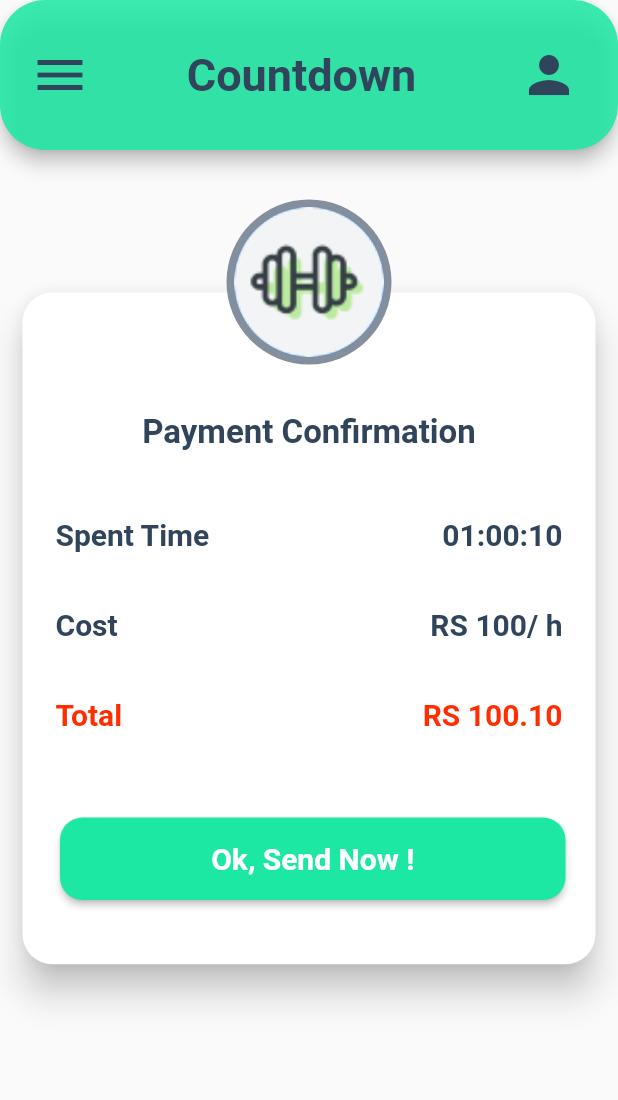
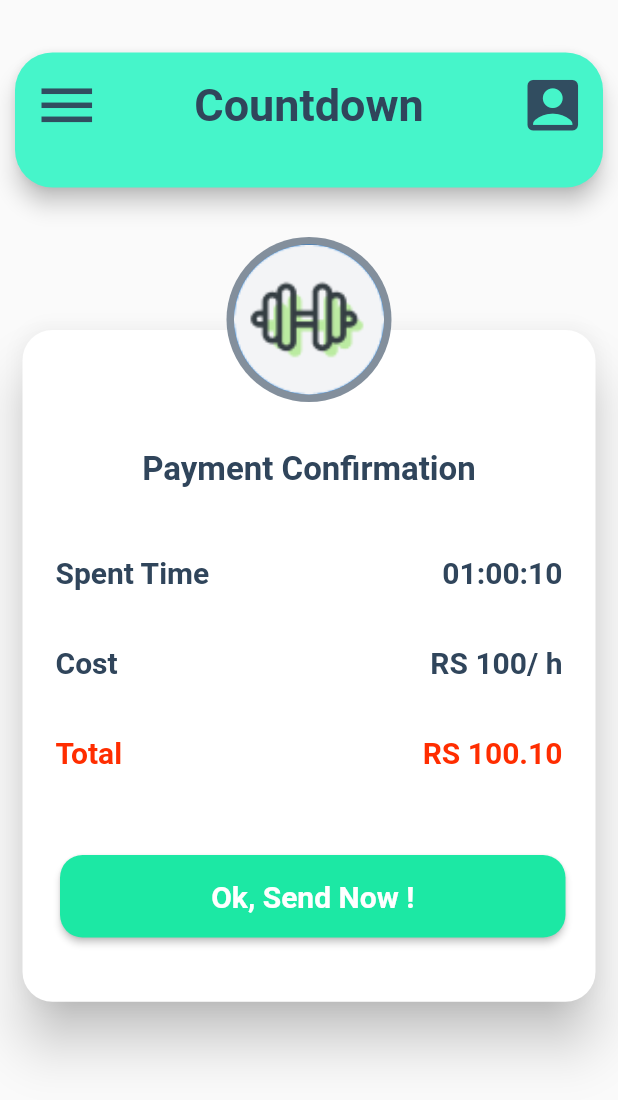
Before and after one commit to HMAHD/unifit, a Flutter app: the CountGym screen opened directly, on a phone screen of 412 x 824 dp. Shown: the top 1100 px of the screen. Run offline on Flutter 3.47's test engine with Material 2 defaults, Android fonts, the phone set to English and light mode, and no system bars; our stand-ins replace hexcolor, logger; missing offline and left inert: nowa_runtime, qr_code_scanner; Roboto replaces fonts that are missing (Poppins).

Commit message:
Update countdown_gym.dart and add to custome Appbar

```diff
--- a/lib/pages/countdown_gym_payment.dart
+++ b/lib/pages/countdown_gym_payment.dart
@@ -1,6 +1,7 @@
 //tharusha
 import 'package:flutter/material.dart';
 import 'package:hexcolor/hexcolor.dart';
+import 'package:unifit/pages/user_profile.dart';
 
 class CountGym extends StatefulWidget {
   const CountGym({super.key});
@@ -15,61 +16,13 @@ class _CountGymState extends State<CountGym> {
     double width = MediaQuery.of(context).size.width;
     double height = MediaQuery.of(context).size.height;
     return Scaffold(
-      appBar: AppBar(
-        backgroundColor: const Color.fromARGB(220, 28, 232, 164),
-        toolbarHeight: 100,
-        elevation: 5,
-        shape: const RoundedRectangleBorder(
-          borderRadius: BorderRadius.only(
-            topLeft: Radius.circular(30),
-            topRight: Radius.circular(30),
-            bottomRight: Radius.circular(30),
-            bottomLeft: Radius.circular(30),
+      body: Column(
+        children: [
+          const SizedBox(
+            height: 35,
           ),
-        ),
-        leading: Padding(
-          padding: const EdgeInsets.all(20.0),
-          child: GestureDetector(
-            onTap: () {},
-            child: const Icon(
-              Icons.menu,
-              size: 40,
-              color: Color.fromRGBO(48, 69, 91, 1.000),
-            ),
-          ),
-        ),
-        title: const Center(
-          child: Text(
-            'Countdown',
-            style: TextStyle(
-              fontWeight: FontWeight.bold,
-              color: Color.fromRGBO(48, 69, 91, 1.000),
-              fontSize: 30,
-              fontFamily: 'Poppins',
-            ),
-          ),
-        ),
-        actions: [
-          Row(
-            children: [
-              Container(
-                height: 40,
-                width: 40,
-                alignment: Alignment.center,
-                child: const Icon(
-                  Icons.person,
-                  size: 40,
-                  color: Color.fromRGBO(48, 69, 91, 1.000),
-                ),
-              ),
-              const SizedBox(
-                width: 26,
-              ),
-            ],
-          )
-        ],
-      ),
-      body: Stack(
+          getCustomAppBar(context),
+          Stack(
             children: [
               Padding(
                 padding: const EdgeInsets.only(top: 85),
@@ -83,8 +36,9 @@ class _CountGymState extends State<CountGym> {
                             width: width,
                             child: Card(
                                 margin: const EdgeInsets.only(top: 10),
-                            elevation: 10,
-                            color: const Color.fromRGBO(255, 255, 255, 1.000),
+                                elevation: 15,
+                                color:
+                                    const Color.fromRGBO(255, 255, 255, 1.000),
                                 shape: RoundedRectangleBorder(
                                   borderRadius: BorderRadius.circular(20),
                                 ),
@@ -98,7 +52,8 @@ class _CountGymState extends State<CountGym> {
                                         'Payment Confirmation',
                                         style: TextStyle(
                                           fontWeight: FontWeight.bold,
-                                      color: Color.fromRGBO(48, 69, 91, 1.000),
+                                          color:
+                                              Color.fromRGBO(48, 69, 91, 1.000),
                                           fontSize: 22,
                                           fontFamily: 'Poppins',
                                         ),
@@ -112,7 +67,8 @@ class _CountGymState extends State<CountGym> {
                                       'Spent Time',
                                       style: TextStyle(
                                         fontWeight: FontWeight.bold,
-                                    color: Color.fromRGBO(48, 69, 91, 1.000),
+                                        color:
+                                            Color.fromRGBO(48, 69, 91, 1.000),
                                         fontSize: 20,
                                         fontFamily: 'Poppins',
                                       ),
@@ -125,7 +81,8 @@ class _CountGymState extends State<CountGym> {
                                       '01:00:10',
                                       style: TextStyle(
                                         fontWeight: FontWeight.bold,
-                                    color: Color.fromRGBO(48, 69, 91, 1.000),
+                                        color:
+                                            Color.fromRGBO(48, 69, 91, 1.000),
                                         fontSize: 20,
                                         fontFamily: 'Poppins',
                                       ),
@@ -138,7 +95,8 @@ class _CountGymState extends State<CountGym> {
                                       'Cost',
                                       style: TextStyle(
                                         fontWeight: FontWeight.bold,
-                                    color: Color.fromRGBO(48, 69, 91, 1.000),
+                                        color:
+                                            Color.fromRGBO(48, 69, 91, 1.000),
                                         fontSize: 20,
                                         fontFamily: 'Poppins',
                                       ),
@@ -151,7 +109,8 @@ class _CountGymState extends State<CountGym> {
                                       'RS 100/ h',
                                       style: TextStyle(
                                         fontWeight: FontWeight.bold,
-                                    color: Color.fromRGBO(48, 69, 91, 1.000),
+                                        color:
+                                            Color.fromRGBO(48, 69, 91, 1.000),
                                         fontSize: 20,
                                         fontFamily: 'Poppins',
                                       ),
@@ -196,7 +155,8 @@ class _CountGymState extends State<CountGym> {
                                           backgroundColor: const Color.fromRGBO(
                                               28, 232, 164, 1.000),
                                           shape: RoundedRectangleBorder(
-                                        borderRadius: BorderRadius.circular(15),
+                                            borderRadius:
+                                                BorderRadius.circular(15),
                                           ),
                                         ),
                                         child: Text(
@@ -233,6 +193,74 @@ class _CountGymState extends State<CountGym> {
               ),
             ],
           ),
+        ],
+      ),
     );
   }
 }
+
+PreferredSizeWidget getCustomAppBar(BuildContext context) {
+  return PreferredSize(
+    preferredSize:
+        const Size.fromHeight(140.0), // Set the preferred height for the AppBar
+    child: Padding(
+      padding: const EdgeInsets.symmetric(
+        horizontal: 10.0,
+      ),
+      child: AppBar(
+        leading: IconButton(
+          padding: const EdgeInsets.only(left: 12, bottom: 20),
+          icon: const Icon(
+            Icons.menu,
+            color: Color.fromRGBO(48, 69, 91, 1.000),
+            size: 45,
+          ),
+          tooltip: 'menu Icon',
+          onPressed: () {},
+        ),
+        title: const Padding(
+          padding: EdgeInsets.only(bottom: 20),
+          child: Text(
+            "Countdown",
+            style: TextStyle(
+              color: Color.fromRGBO(48, 69, 91, 1.000),
+              fontSize: 30.0,
+              fontWeight: FontWeight.bold,
+            ),
+          ),
+        ),
+        actions: <Widget>[
+          IconButton(
+            padding: const EdgeInsets.only(right: 32.0, bottom: 20),
+            icon: const Icon(
+              Icons.account_box,
+              color: Color.fromRGBO(48, 69, 91, 1.000),
+              size: 45,
+            ),
+            tooltip: 'Account Icon',
+            onPressed: () {
+              Navigator.push(
+                context,
+                MaterialPageRoute(builder: (context) => const UserProfile()),
+              );
+            },
+          ),
+        ],
+        titleSpacing: 0,
+        centerTitle: true,
+        toolbarHeight: 90,
+        toolbarOpacity: 0.8,
+        shape: const RoundedRectangleBorder(
+          borderRadius: BorderRadius.only(
+            topLeft: Radius.circular(25),
+            topRight: Radius.circular(25),
+            bottomRight: Radius.circular(25),
+            bottomLeft: Radius.circular(25),
+          ),
+        ),
+        elevation: 6.0,
+        backgroundColor: const Color.fromRGBO(70, 245, 202, 1),
+      ),
+    ),
+  );
+}
```
Lines whose indentation alone changed are shown as unchanged.
